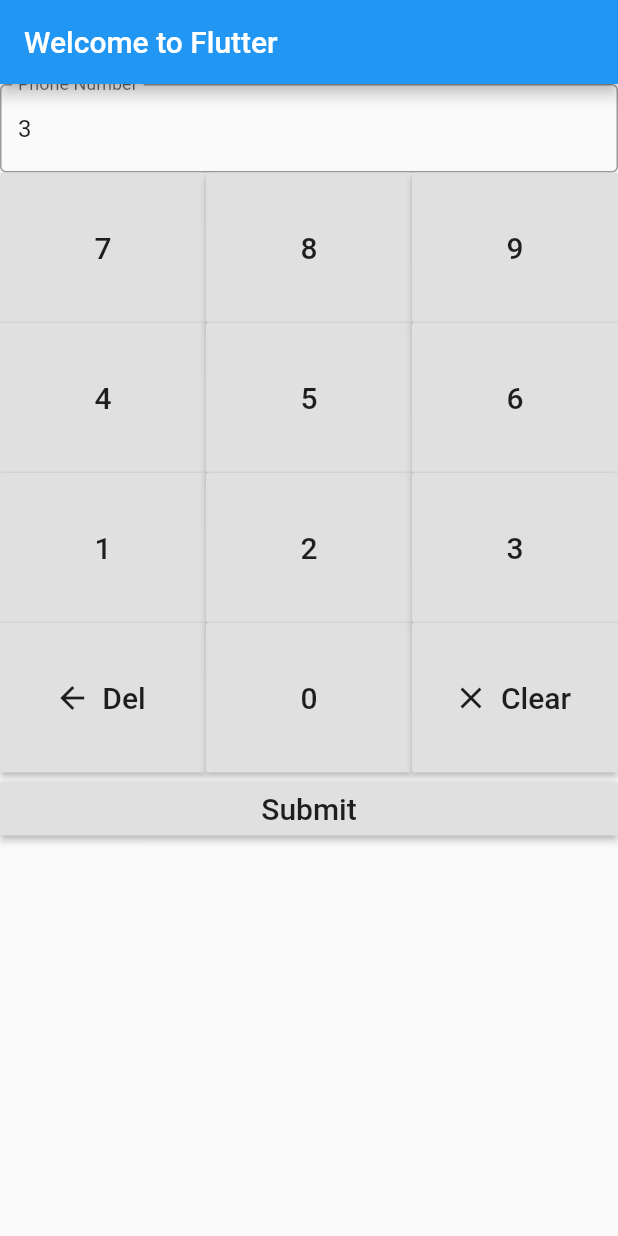
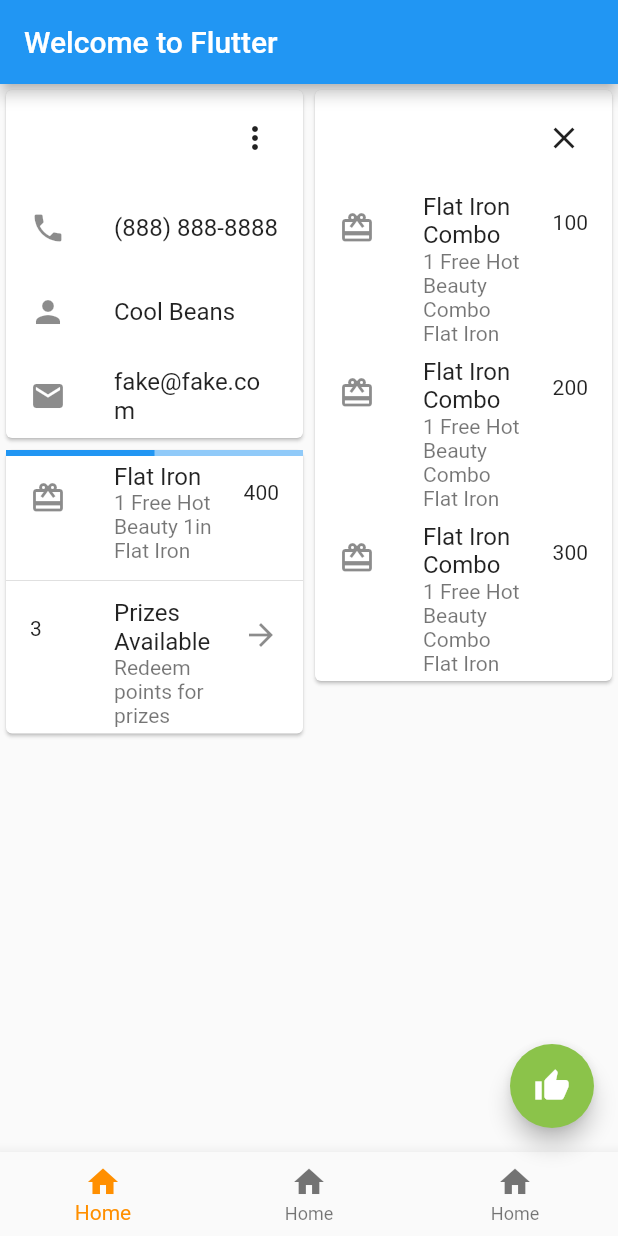
Before and after one commit to chrishan8/rewards-dart, a Flutter app: the screen it shows after launch, after a tap on an icon or button, on a phone screen of 412 x 824 dp. Run offline on Flutter 3.47's test engine with Material 2 defaults, Android fonts, the phone set to English and light mode, and no system bars.

Commit message:
Create customer page * Created customer page to display checked in customer * Created Bottom Tab Navigation * Created prize list and prize list item widgets to display a Card with list tiles of prizes * Created Card to show progress towards the next prize

```diff
--- /dev/null
+++ b/lib/classes/prize.dart
@@ -0,0 +1,8 @@
+class Prize {
+  final String id;
+  final String name;
+  final String description;
+  final int value;
+
+  Prize({ this.id, this.name, this.description, this.value });
+}
--- a/lib/main.dart
+++ b/lib/main.dart
@@ -1,20 +1,98 @@
 import 'package:flutter/material.dart';
-import 'widgets/numeric-keypad.dart';
+// Pages
+import 'pages/customer.dart';
 
-void main() => runApp(MyApp());
+void main() => runApp(App());
 
-class MyApp extends StatelessWidget {
+class App extends StatelessWidget {
   @override
   Widget build(BuildContext context) {
     return MaterialApp(
       title: 'Welcome to Flutter',
-      home: Scaffold(
-        appBar: AppBar(
-          title: Text('Welcome to Flutter'),
-        ),
-        body: Center(
-          child: NumericKeypadWidget(),
-        ),
+      home: TabNavigatorWidget()
+    );
+  }
+}
+
+enum ActionsMode {
+  addPoints,
+  redeemPrizes
+}
+
+class TabRoute {
+  Widget body;
+  BottomNavigationBarItem tabItem;
+
+  TabRoute({ this.body, this.tabItem });
+}
+
+class TabNavigatorWidget extends StatefulWidget {
+  TabNavigatorWidget({ Key key }) : super(key: key);
+
+  @override
+  _TabNavigatorState createState() => _TabNavigatorState();
+}
+
+class _TabNavigatorState extends State<TabNavigatorWidget> {
+  final List<TabRoute> _routes = [
+    TabRoute(
+      body: CustomerPageWidget(),
+      tabItem: BottomNavigationBarItem(
+        icon: Icon(Icons.home),
+        title: Text('Home'),
+      )
+    ),
+    TabRoute(
+      body: CustomerPageWidget(),
+      tabItem: BottomNavigationBarItem(
+        icon: Icon(Icons.home),
+        title: Text('Home'),
+      )
+    ),
+    TabRoute(
+      body: CustomerPageWidget(),
+      tabItem: BottomNavigationBarItem(
+        icon: Icon(Icons.home),
+        title: Text('Home'),
+      )
+    ),
+  ];
+  int _selectedIndex = 0;
+
+  void _onItemTapped(int index) {
+    setState(() {
+      _selectedIndex = index;
+    });
+  }
+
+  void _onFabPressed() {
+
+  }
+
+  Widget _buildBody() {
+    return _routes[_selectedIndex].body;
+  }
+
+  List<BottomNavigationBarItem> _buildTabItems() {
+    return _routes.map((TabRoute route) => route.tabItem).toList();
+  }
+
+  Widget build(BuildContext context) {
+    return Scaffold(
+      appBar: AppBar(
+        title: Text('Welcome to Flutter'),
+      ),
+      body: _buildBody(),
+      bottomNavigationBar: BottomNavigationBar(
+        items: _buildTabItems(),
+        currentIndex: _selectedIndex,
+        selectedItemColor: Colors.amber[800],
+        onTap: _onItemTapped,
+      ),
+      floatingActionButton: FloatingActionButton(
+        onPressed: _onFabPressed,
+        child: Icon(Icons.thumb_up),
+        backgroundColor: Colors.lightGreen,
       ),
     );
   }
--- /dev/null
+++ b/lib/pages/customer.dart
@@ -0,0 +1,79 @@
+import 'package:flutter/material.dart';
+
+// Widgets
+import '../widgets/contact.dart';
+import '../widgets/keypad.dart';
+import '../widgets/progress.dart';
+import '../widgets/prizeList.dart';
+
+enum ActionsMode {
+  addPoints,
+  redeemPrizes
+}
+
+class CustomerPageWidget extends StatefulWidget {
+  CustomerPageWidget({ Key key }) : super(key: key);
+
+  @override
+  _CustomerPageState createState() => _CustomerPageState();
+}
+
+class _CustomerPageState extends State<CustomerPageWidget> {
+  final TextEditingController _keypadInputCtrl = new TextEditingController();
+  ActionsMode _mode = ActionsMode.addPoints;
+
+  void onComplete() {
+
+  }
+
+  Widget _buildControlWidget() {
+    switch(_mode) {
+      case ActionsMode.addPoints:
+        return KeypadWidget(
+          label: 'Points',
+          inputCtrl: _keypadInputCtrl
+        );
+        break;
+      case ActionsMode.redeemPrizes:
+        return PrizeListWidget(
+          onChangeMode: () => _onChangeMode(ActionsMode.addPoints),
+        );
+        break;
+      default:
+    }
+    return null;
+  }
+
+  void _onChangeMode(ActionsMode mode) {
+    setState(() {
+      _mode = mode;
+    });
+  }
+
+  @override
+  Widget build(BuildContext context) {
+    return Row(
+      mainAxisSize: MainAxisSize.max,
+      crossAxisAlignment: CrossAxisAlignment.stretch,
+      children: <Widget>[
+        Expanded(
+          child: Column(
+            children: <Widget>[
+              ContactWidget(),
+              ProgressWidget(
+                onChangeMode: () => _onChangeMode(ActionsMode.redeemPrizes),
+              )
+            ],
+          ),
+        ),
+        Expanded(
+          child: Column(
+            children: <Widget>[
+              _buildControlWidget()
+            ],
+          ),
+        ),
+      ],
+    );
+  }
+}
--- /dev/null
+++ b/lib/widgets/contact.dart
@@ -0,0 +1,90 @@
+import 'package:flutter/material.dart';
+
+class ContactWidget extends StatefulWidget {
+  ContactWidget({ Key key }) : super(key: key);
+
+  String phone = '(888) 888-8888';
+  String fullName = 'Cool Beans';
+  String email = 'fake@fake.com';
+
+  @override
+  _ContactState createState() => _ContactState();
+}
+
+enum MoreOption {
+  undo,
+  edit
+}
+
+class _ContactState extends State<ContactWidget> {
+
+  void onClose() {
+
+  }
+
+  void onEdit() {
+
+  }
+
+  void onUndo() {
+
+  }
+
+  void onMoreSelection(MoreOption selection) {
+    switch (selection) {
+      case MoreOption.undo:
+        onUndo();
+        break;
+      case MoreOption.edit:
+        onEdit();
+        break;
+      default:
+    }
+  }
+
+  Widget build(BuildContext context) {
+    return Card(
+      child: Column(
+        children: <Widget>[
+          ButtonTheme.bar(
+            child: ButtonBar(
+              children: <Widget>[
+                PopupMenuButton(
+                  onSelected: onMoreSelection,
+                  itemBuilder: (BuildContext context) => <PopupMenuEntry<MoreOption>>[
+                    const PopupMenuItem<MoreOption>(
+                      value: MoreOption.undo,
+                      child: ListTile(
+                        leading: Icon(Icons.undo),
+                        title: Text('Undo')
+                      )
+                    ),
+                    const PopupMenuItem<MoreOption>(
+                      value: MoreOption.edit,
+                      child: ListTile(
+                        leading: Icon(Icons.edit),
+                        title: Text('Edit')
+                      )
+                    ),
+                  ],
+                ),
+              ],
+            ),
+          ),
+          ListTile(
+            leading: Icon(Icons.phone),
+            title: Text(widget.phone)
+          ),
+          ListTile(
+            leading: Icon(Icons.person),
+            title: Text(widget.fullName)
+          ),
+          ListTile(
+            leading: Icon(Icons.email),
+            title: Text(widget.email)
+          ),
+        ],
+      )
+    );
+  }
+}
--- a/lib/widgets/keypad-button.dart
+++ b/lib/widgets/keypad-button.dart
@@ -10,13 +10,10 @@ class KeypadButton extends StatelessWidget {
 
   renderButtonType() {
     if (icon != null) {
-      return RaisedButton.icon(
+      return IconButton(
         onPressed: onPressed,
         icon: icon,
-        label: Text(
-          value,
-          style: TextStyle(fontSize: _fontSize)
-        )
+        iconSize: _fontSize,
       );
     }
     return RaisedButton(
@@ -29,10 +26,16 @@ class KeypadButton extends StatelessWidget {
   }
 
   Widget build(BuildContext context) {
-    return SizedBox(
+    return Container(
       width: double.infinity,
-      height: 100,
+      height: 70,
       child: renderButtonType()
     );
+    // return Expanded(
+    //   child: Container(
+    //     width: double.infinity,
+    //     child: renderButtonType()
+    //   )
+    // );
   }
 }
--- a/lib/widgets/keypad.dart
+++ b/lib/widgets/keypad.dart
@@ -1,9 +1,126 @@
-abstract class KeypadState {
-  void onAppend(String value);
+import 'package:flutter/material.dart';
+import 'keypad-button.dart';
 
-  void onDel();
+class KeypadWidget extends StatefulWidget {
+  KeypadWidget({Key key, @required this.label, @required this.inputCtrl }) : super(key: key);
 
-  void onClear();
+  final String label;
+  final TextEditingController inputCtrl;
 
-  void onSubmit();
+  @override
+  _KeypadState createState() => _KeypadState();
 }
+
+class _KeypadState extends State<KeypadWidget> {
+  void onAppend(String value) {
+    setState(() {
+      widget.inputCtrl.text += value;
+    });
+  }
+
+  void onAdd() {
+    setState(() {
+      widget.inputCtrl.text = '';
+    });
+  }
+
+  void onDel() {
+    final String input = widget.inputCtrl.text;
+    if (input.length > 0) {
+      setState(() {
+        widget.inputCtrl.text = input.substring(0, input.length - 1);
+      });
+    }
+  }
+
+  Widget build(BuildContext context) {
+    return Column(
+      mainAxisSize: MainAxisSize.max,
+      children: <Widget>[
+        TextField(
+          decoration: InputDecoration(
+            border: OutlineInputBorder(),
+            labelText: widget.label
+          ),
+          controller: widget.inputCtrl
+        ),
+        Row(
+          mainAxisSize: MainAxisSize.max,
+          children: <Widget>[
+            Expanded(
+              child: Column(
+                mainAxisSize: MainAxisSize.max,
+                children: <Widget>[
+                  KeypadButton(
+                    value: '7',
+                    onPressed: () => onAppend('7'),
+                  ),
+                  KeypadButton(
+                    value: '4',
+                    onPressed: () => onAppend('4'),
+                  ),
+                  KeypadButton(
+                    value: '1',
+                    onPressed: () => onAppend('1'),
+                  ),
+                  KeypadButton(
+                    icon: Icon(Icons.backspace),
+                    value: 'Del',
+                    onPressed: () => onDel(),
+                  )
+                ]
+              ),
+            ),
+            Expanded(
+              child: Column(
+                mainAxisSize: MainAxisSize.max,
+                children: <Widget>[
+                  KeypadButton(
+                    value: '8',
+                    onPressed: () => onAppend('8'),
+                  ),
+                  KeypadButton(
+                    value: '5',
+                    onPressed: () => onAppend('5'),
+                  ),
+                  KeypadButton(
+                    value: '2',
+                    onPressed: () => onAppend('2'),
+                  ),
+                  KeypadButton(
+                    value: '0',
+                    onPressed: () => onAppend('0'),
+                  )
+                ]
+              ),
+            ),
+            Expanded(
+              child: Column(
+                mainAxisSize: MainAxisSize.max,
+                children: <Widget>[
+                  KeypadButton(
+                    value: '9',
+                    onPressed: () => onAppend('9'),
+                  ),
+                  KeypadButton(
+                    value: '6',
+                    onPressed: () => onAppend('6'),
+                  ),
+                  KeypadButton(
+                    value: '3',
+                    onPressed: () => onAppend('3'),
+                  ),
+                  KeypadButton(
+                    icon: Icon(Icons.add_box),
+                    value: 'Add',
+                    onPressed: () => onAdd(),
+                  )
+                ],
+              ),
+            )
+          ]
+        ),
+      ]
+    );
+  }
+}
--- a/lib/widgets/numeric-keypad.dart
+++ /dev/null
@@ -1,136 +0,0 @@
-import 'package:flutter/material.dart';
-import 'keypad.dart';
-import 'keypad-button.dart';
-
-class NumericKeypadWidget extends StatefulWidget {
-  NumericKeypadWidget({Key key, String input }) : super(key: key);
-
-  final String input = '';
-
-  @override
-  _NumericKeypadState createState() => _NumericKeypadState();
-}
-
-class _NumericKeypadState extends State<NumericKeypadWidget> implements KeypadState {
-
-  final double _fontSize = 20;
-  TextEditingController inputCtrl = new TextEditingController();
-
-  void onAppend(String value) {
-    setState(() {
-      inputCtrl.text += value;
-    });
-  }
-
-  void onClear() {
-    setState(() {
-      inputCtrl.text = '';
-    });
-  }
-
-  void onDel() {
-    if (inputCtrl.text.length > 0) {
-      setState(() {
-        inputCtrl.text = inputCtrl.text.substring(0, inputCtrl.text.length - 1);
-      });
-    }
-  }
-
-  void onSubmit() {
-    onClear();
-  }
-
-  Widget build(BuildContext context) {
-    return ListView(
-      scrollDirection: Axis.vertical,
-      children: <Widget>[
-        TextField(
-          decoration: InputDecoration(
-            border: OutlineInputBorder(),
-            labelText: 'Phone Number'
-          ),
-          controller: inputCtrl
-        ),
-        Row(
-          children: <Widget>[
-            Expanded(
-              child: Column(
-                children: <Widget>[
-                  KeypadButton(
-                    value: '7',
-                    onPressed: () => onAppend('7'),
-                  ),
-                  KeypadButton(
-                    value: '4',
-                    onPressed: () => onAppend('4'),
-                  ),
-                  KeypadButton(
-                    value: '1',
-                    onPressed: () => onAppend('1'),
-                  ),
-                  KeypadButton(
-                    icon: Icon(Icons.arrow_back),
-                    value: 'Del',
-                    onPressed: () => onDel(),
-                  )
-                ]
-              )
-            ),
-            Expanded(
-              child: Column(
-                children: <Widget>[
-                  KeypadButton(
-                    value: '8',
-                    onPressed: () => onAppend('8'),
-                  ),
-                  KeypadButton(
-                    value: '5',
-                    onPressed: () => onAppend('5'),
-                  ),
-                  KeypadButton(
-                    value: '2',
-                    onPressed: () => onAppend('2'),
-                  ),
-                  KeypadButton(
-                    value: '0',
-                    onPressed: () => onAppend('0'),
-                  )
-                ],
-              )
-            ),
-            Expanded(
-              child: Column(
-                children: <Widget>[
-                  KeypadButton(
-                    value: '9',
-                    onPressed: () => onAppend('9'),
-                  ),
-                  KeypadButton(
-                    value: '6',
-                    onPressed: () => onAppend('6'),
-                  ),
-                  KeypadButton(
-                    value: '3',
-                    onPressed: () => onAppend('3'),
-                  ),
-                  KeypadButton(
-                    icon: Icon(Icons.clear),
-                    value: 'Clear',
-                    onPressed: () => onClear(),
-                  )
-                ],
-              )
-            )
-          ]
-        ),
-        RaisedButton(
-          onPressed: () => onSubmit(),
-          child: Text(
-            'Submit',
-            style: TextStyle(fontSize: _fontSize)
-          ),
-        )
-      ]
-    );
-  }
-}
--- /dev/null
+++ b/lib/widgets/prizeItem.dart
@@ -0,0 +1,24 @@
+import 'package:flutter/material.dart';
+
+// Classes
+import '../classes/prize.dart';
+
+class PrizeItemWidget extends StatelessWidget {
+  PrizeItemWidget({ this.onTap, @required this.prize, this.selected = false });
+
+  final VoidCallback onTap;
+  final Prize prize;
+  final bool selected;
+
+  @override
+  Widget build(BuildContext context) {
+    return ListTile(
+      leading: Icon(Icons.card_giftcard),
+      title: Text(prize.name),
+      subtitle: Text(prize.description),
+      trailing: Text(prize.value.toString()),
+      selected: selected,
+      onTap: onTap
+    );
+  }
+}
--- /dev/null
+++ b/lib/widgets/prizeList.dart
@@ -0,0 +1,87 @@
+import 'package:flutter/material.dart';
+
+// Classes
+import '../classes/prize.dart';
+// Widgets
+import 'prizeItem.dart';
+
+class PrizeListWidget extends StatefulWidget {
+  PrizeListWidget({ Key key, this.onChangeMode }) : super(key: key);
+
+  VoidCallback onChangeMode;
+
+  @override
+  _PrizeListState createState() => _PrizeListState();
+}
+
+class _PrizeListState extends State<PrizeListWidget> {
+  final Map<String, Prize> _prizes = {
+    '0': Prize(
+      id: '0',
+      name: 'Flat Iron Combo',
+      description: '1 Free Hot Beauty Combo Flat Iron',
+      value: 100
+    ),
+    '1': Prize(
+      id: '1',
+      name: 'Flat Iron Combo',
+      description: '1 Free Hot Beauty Combo Flat Iron',
+      value: 200
+    ),
+    '2': Prize(
+      id: '2',
+      name: 'Flat Iron Combo',
+      description: '1 Free Hot Beauty Combo Flat Iron',
+      value: 300
+    ),
+  };
+  Map<String, Prize> _selectedPrizes = {};
+  int _points = 400;
+
+  int get selectedTotal {
+    if (_selectedPrizes.isNotEmpty) {
+      return _selectedPrizes.values.map((Prize p) => p.value)
+        .reduce((int acc, int curr) => acc + curr);
+    }
+    return 0;
+  }
+
+  void onSelect(Prize p) {
+    setState(() {
+      if (_selectedPrizes.containsKey(p.id)) {
+        _selectedPrizes.remove(p.id);
+      }
+      else if (selectedTotal + p.value <= _points) {
+        _selectedPrizes[p.id] = p;
+      }
+    });
+  }
+
+  List<Widget> buildPrizeList() {
+    return _prizes.entries.map((MapEntry<String, Prize> p) => PrizeItemWidget(
+      onTap: () => onSelect(p.value),
+      prize: p.value,
+      selected: _selectedPrizes.containsKey(p.key)
+    )).toList();
+  }
+
+  Widget build(BuildContext context) {
+    return Card(
+      child: Column(
+        children: <Widget>[
+          ButtonTheme.bar(
+            child: ButtonBar(
+              children: <Widget>[
+                IconButton(
+                  icon: Icon(Icons.close),
+                  onPressed: widget.onChangeMode,
+                )
+              ]
+            )
+          ),
+          ...buildPrizeList()
+        ]
+      )
+    );
+  }
+}
--- /dev/null
+++ b/lib/widgets/progress.dart
@@ -0,0 +1,47 @@
+import 'package:flutter/material.dart';
+
+// Classes
+import '../classes/prize.dart';
+// Widgets
+import 'prizeItem.dart';
+
+class ProgressWidget extends StatefulWidget {
+  ProgressWidget({ Key key, this.onChangeMode }) : super(key: key);
+
+  final VoidCallback onChangeMode;
+
+  @override
+  _ProgressState createState() => _ProgressState();
+}
+
+class _ProgressState extends State<ProgressWidget> {
+  final Prize _nextPrize = new Prize(
+    id: '3',
+    name: 'Flat Iron',
+    description: '1 Free Hot Beauty 1in Flat Iron',
+    value: 400
+  );
+
+  Widget build(BuildContext context) {
+    return Card(
+      child: Column(
+        children: <Widget>[
+          LinearProgressIndicator(
+            value: 0.5
+          ),
+          PrizeItemWidget(
+            prize: _nextPrize
+          ),
+          Divider(),
+          ListTile(
+            leading: Text('3'),
+            title: Text('Prizes Available'),
+            subtitle: Text('Redeem points for prizes'),
+            trailing: Icon(Icons.arrow_forward),
+            onTap: widget.onChangeMode
+          )
+        ],
+      )
+    );
+  }
+}
```
Also changed, not shown: 1 other file.
